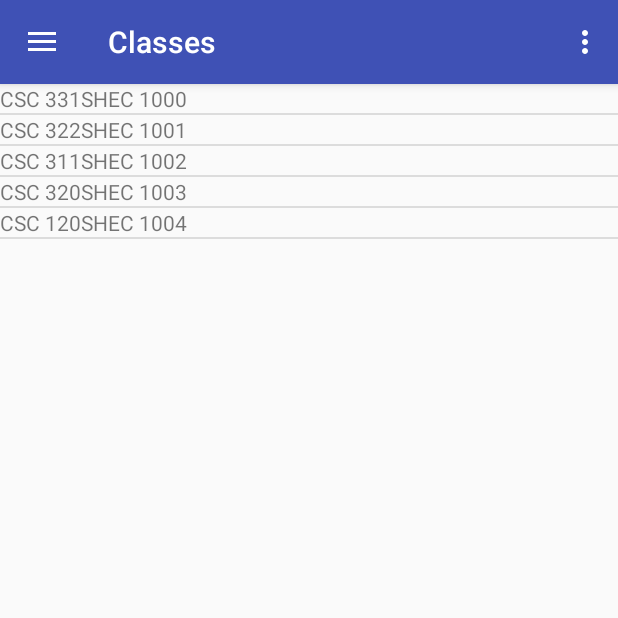
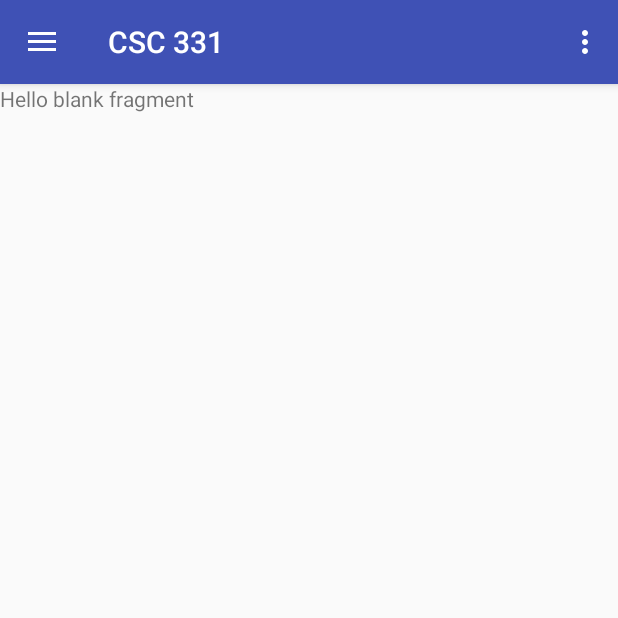
Before and after one commit to rcc1622/BluetoothAttendee, an Android app: the screen it shows after launch (MainActivity), after a tap on "CSC 331", on a phone screen of 412 x 824 dp, the top half of it. Run offline under Robolectric (Android 15) with nearby library versions, the phone set to English and light mode, and no system bars.

Commit message:
Implement ClassFragment.java
Create a basic class fragment and pass in an object to the fragment. Add more comments and formatting.

```diff
--- a/app/src/main/java/com/csc_331_jagwares/bluetoothattendee/ClassEntry.java
+++ b/app/src/main/java/com/csc_331_jagwares/bluetoothattendee/ClassEntry.java
@@ -1,16 +1,25 @@
 package com.csc_331_jagwares.bluetoothattendee;
 
-/**
- * Created by fzlor on 10/2/2017.
- */
 
-public class ClassEntry {
+import android.os.Parcel;
+import android.os.Parcelable;
+
+
+public class ClassEntry implements Parcelable {
 
     private String name;
     private String location;
 
     public ClassEntry(String name, String location){
         this.name = name;
+        this.location = location;
+    }
+
+    void setName(String name) {
+        this.name = name;
+    }
+
+    void setLocation(String location) {
         this.location = location;
     }
 
@@ -21,4 +30,34 @@ public class ClassEntry {
     String getLocation(){
         return this.location;
     }
+
+    protected ClassEntry(Parcel in) {
+        name = in.readString();
+        location = in.readString();
+    }
+
+    @Override
+    public void writeToParcel(Parcel dest, int flags) {
+        dest.writeString(name);
+        dest.writeString(location);
+    }
+
+    @Override
+    public int describeContents() {
+        return 0;
+    }
+
+    @SuppressWarnings("unused")
+    public static final Parcelable.Creator<ClassEntry> CREATOR = new Parcelable.Creator<ClassEntry>() {
+        @Override
+        public ClassEntry createFromParcel(Parcel in) {
+            return new ClassEntry(in);
+        }
+
+        @Override
+        public ClassEntry[] newArray(int size) {
+            return new ClassEntry[size];
+        }
+    };
+
 }
--- a/app/src/main/java/com/csc_331_jagwares/bluetoothattendee/ClassEntryAdapter.java
+++ b/app/src/main/java/com/csc_331_jagwares/bluetoothattendee/ClassEntryAdapter.java
@@ -1,6 +1,6 @@
 package com.csc_331_jagwares.bluetoothattendee;
 
-import android.annotation.SuppressLint;
+
 import android.content.Context;
 import android.support.annotation.NonNull;
 import android.view.LayoutInflater;
@@ -11,39 +11,35 @@ import android.widget.TextView;
 
 import java.util.ArrayList;
 
+
 public class ClassEntryAdapter extends ArrayAdapter {
 
-    private ArrayList<ClassEntry> classes;
+    // Holds the list of classes from the database to be added to the ListView.
+    private ArrayList<ClassEntry> classEntries;
 
     public ClassEntryAdapter(Context context, ArrayList<ClassEntry> classEntries) {
-
         super(context, 0, classEntries);
-        classes = classEntries;
-
+        this.classEntries = classEntries;
     }
 
-    @Override
-    public int getCount() {
-        return super.getCount();
-    }
-
-    @SuppressLint("ViewHolder")
     @NonNull
     @Override
     public View getView(int position, View convertView, @NonNull ViewGroup parent) {
 
-        View v;
         LayoutInflater inflater = (LayoutInflater) getContext().getSystemService(Context.LAYOUT_INFLATER_SERVICE);
-        v = inflater.inflate(R.layout.class_entry, null);
-        ClassEntry c = (ClassEntry) getItem(position);
-        TextView tvClassName = v.findViewById(R.id.tvClassName);
-        TextView tvClassLocation = v.findViewById(R.id.tvClassLocation);
-        if (c != null) {
-            tvClassName.setText(c.getName());
-            tvClassLocation.setText(c.getLocation());
+        View view = inflater.inflate(R.layout.class_entry, null);
+
+        // Set object values to the ListView layout elements.
+        ClassEntry classEntry = (ClassEntry) getItem(position);
+        TextView tvClassName = view.findViewById(R.id.tvClassName);
+        TextView tvClassLocation = view.findViewById(R.id.tvClassLocation);
+
+        if (classEntry != null) {
+            tvClassName.setText(classEntry.getName());
+            tvClassLocation.setText(classEntry.getLocation());
         }
-        return v;
 
+        return view;
     }
 
 }
--- a/app/src/main/java/com/csc_331_jagwares/bluetoothattendee/ClassFragment.java
+++ b/app/src/main/java/com/csc_331_jagwares/bluetoothattendee/ClassFragment.java
@@ -2,6 +2,7 @@ package com.csc_331_jagwares.bluetoothattendee;
 
 
 import android.os.Bundle;
+import android.os.Parcel;
 import android.support.v4.app.Fragment;
 import android.view.LayoutInflater;
 import android.view.View;
@@ -13,17 +14,30 @@ import android.view.ViewGroup;
  */
 public class ClassFragment extends Fragment {
 
+    // This is the class entry that defines the fragment.
+    private ClassEntry classEntry;
 
     public ClassFragment() {
         // Required empty public constructor
     }
 
-
     @Override
     public View onCreateView(LayoutInflater inflater, ViewGroup container,
                              Bundle savedInstanceState) {
         // Inflate the layout for this fragment
-        return inflater.inflate(R.layout.fragment_class, container, false);
+        View view = inflater.inflate(R.layout.fragment_class, container, false);
+
+        // Receive object data from ClassesFragment.
+        classEntry = new ClassEntry(Parcel.obtain());
+        Bundle bundle = this.getArguments();
+        if (bundle != null) {
+            classEntry = bundle.getParcelable("Class Entry");
+        }
+
+        // Set the title of the MainActivity to the class entry name.
+        getActivity().setTitle(classEntry.getName());
+
+        return view;
     }
 
 }
--- a/app/src/main/java/com/csc_331_jagwares/bluetoothattendee/ClassesFragment.java
+++ b/app/src/main/java/com/csc_331_jagwares/bluetoothattendee/ClassesFragment.java
@@ -3,13 +3,12 @@ package com.csc_331_jagwares.bluetoothattendee;
 
 import android.os.Bundle;
 import android.support.v4.app.Fragment;
+import android.support.v4.app.FragmentTransaction;
 import android.view.LayoutInflater;
 import android.view.View;
 import android.view.ViewGroup;
 import android.widget.AdapterView;
-import android.widget.ArrayAdapter;
 import android.widget.ListView;
-import android.widget.Toast;
 
 import java.util.ArrayList;
 
@@ -19,7 +18,8 @@ import java.util.ArrayList;
  */
 public class ClassesFragment extends Fragment {
 
-    ArrayList<ClassEntry> classEntries;
+    // Holds all classes from database.
+    private ArrayList<ClassEntry> classEntries;
 
     public ClassesFragment() {
         // Required empty public constructor
@@ -28,12 +28,14 @@ public class ClassesFragment extends Fragment {
     @Override
     public View onCreateView(LayoutInflater inflater, ViewGroup container,
                              Bundle savedInstanceState) {
+        // Set title of the fragment to "Classes"
         getActivity().setTitle("Classes");
+
         // Inflate the layout for this fragment
         View view = inflater.inflate(R.layout.fragment_classes, container, false);
 
-        // Populate list view with classes.\
-        // This array would come from the db.
+        // Populate list view with classes.
+        // This array would come from the database.
         classEntries = new ArrayList<>();
         ClassEntry class1 = new ClassEntry("CSC 331", "SHEC 1000");
         ClassEntry class2 = new ClassEntry("CSC 322", "SHEC 1001");
@@ -47,32 +49,40 @@ public class ClassesFragment extends Fragment {
         classEntries.add(class4);
         classEntries.add(class5);
 
+        // Add the classes from the ArrayList to the ListView.
         populateListView(view, classEntries);
 
+        // Listen for a ListView entry selection.
         registerClickCallback(view);
 
         return view;
-
     }
 
     private void populateListView(View view, ArrayList<ClassEntry> classes) {
-
         // Create the adapter to convert the array to views
         ClassEntryAdapter adapter = new ClassEntryAdapter(getContext(), classes);
+
         // Attach the adapter to a ListView
         ListView lvClassList = view.findViewById(R.id.lvClassList);
         lvClassList.setAdapter(adapter);
-
     }
 
     private void registerClickCallback(View view) {
-
         ListView list = view.findViewById(R.id.lvClassList);
         list.setOnItemClickListener(new AdapterView.OnItemClickListener() {
             @Override
             public void onItemClick(AdapterView<?> parent, View view, int position, long id) {
-                String selectedData = classEntries.get(position).getName();
-                Toast.makeText(getActivity().getBaseContext(), selectedData, Toast.LENGTH_LONG).show();
+                ClassEntry entry = classEntries.get(position);
+
+                Fragment fragment = new ClassFragment();
+                Bundle bundle = new Bundle();
+                bundle.putParcelable("Class Entry", entry);
+                fragment.setArguments(bundle);
+
+                FragmentTransaction ft = getActivity().getSupportFragmentManager().beginTransaction();
+                ft.replace(R.id.mainLayout, fragment);
+                ft.addToBackStack(null);
+                ft.commit();
             }
         });
     }
--- a/app/src/main/java/com/csc_331_jagwares/bluetoothattendee/MainActivity.java
+++ b/app/src/main/java/com/csc_331_jagwares/bluetoothattendee/MainActivity.java
@@ -1,4 +1,5 @@
 package com.csc_331_jagwares.bluetoothattendee;
+
 
 import android.os.Bundle;
 import android.support.annotation.NonNull;
@@ -13,16 +14,22 @@ import android.support.v7.widget.Toolbar;
 import android.view.Menu;
 import android.view.MenuItem;
 
+
 public class MainActivity extends AppCompatActivity
         implements NavigationView.OnNavigationItemSelectedListener {
 
     @Override
     protected void onCreate(Bundle savedInstanceState) {
         super.onCreate(savedInstanceState);
+
+        // Set the layout for the activity.
         setContentView(R.layout.activity_main);
+
+        // Setup the MainActivity toolbar.
         Toolbar toolbar = (Toolbar) findViewById(R.id.toolbar);
         setSupportActionBar(toolbar);
 
+        // Setup the MainActivity NavigationDrawer
         DrawerLayout drawer = (DrawerLayout) findViewById(R.id.drawer_layout);
         ActionBarDrawerToggle toggle = new ActionBarDrawerToggle(
                 this, drawer, toolbar, R.string.navigation_drawer_open, R.string.navigation_drawer_close);
@@ -42,16 +49,6 @@ public class MainActivity extends AppCompatActivity
     }
 
     @Override
-    public void onBackPressed() {
-        DrawerLayout drawer = (DrawerLayout) findViewById(R.id.drawer_layout);
-        if (drawer.isDrawerOpen(GravityCompat.START)) {
-            drawer.closeDrawer(GravityCompat.START);
-        } else {
-            super.onBackPressed();
-        }
-    }
-
-    @Override
     public boolean onCreateOptionsMenu(Menu menu) {
         // Inflate the menu; this adds items to the action bar if it is present.
         getMenuInflater().inflate(R.menu.main, menu);
@@ -60,12 +57,9 @@ public class MainActivity extends AppCompatActivity
 
     @Override
     public boolean onOptionsItemSelected(MenuItem item) {
-        // Handle action bar item clicks here. The action bar will
-        // automatically handle clicks on the Home/Up button, so long
-        // as you specify a parent activity in AndroidManifest.xml.
+        // Handle action bar item clicks here.
         int id = item.getItemId();
 
-        //noinspection SimplifiableIfStatement
         if (id == R.id.action_settings) {
             return true;
         }
@@ -83,14 +77,12 @@ public class MainActivity extends AppCompatActivity
 
         if (id == R.id.nav_classes) {
             fragment = new ClassesFragment();
-        }
-        else if (id == R.id.nav_reports){
+        } else if (id == R.id.nav_reports){
             fragment = new ReportsFragment();
+        } else if (id == R.id.nav_settings){
+            fragment = new SettingsFragment();
         }
 
-        else if (id == R.id.nav_settings){
-            fragment = new SettingsFragment();
-        }
         // Switch to selected fragment.
         if (fragment != null) {
             FragmentTransaction ft = getSupportFragmentManager().beginTransaction();
@@ -102,4 +94,16 @@ public class MainActivity extends AppCompatActivity
         drawer.closeDrawer(GravityCompat.START);
         return true;
     }
+
+    @Override
+    public void onBackPressed() {
+        // Handle input from the back button.
+        DrawerLayout drawer = (DrawerLayout) findViewById(R.id.drawer_layout);
+        if (drawer.isDrawerOpen(GravityCompat.START)) {
+            drawer.closeDrawer(GravityCompat.START);
+        } else {
+            super.onBackPressed();
+        }
+    }
+
 }
--- a/app/src/main/java/com/csc_331_jagwares/bluetoothattendee/SettingsFragment.java
+++ b/app/src/main/java/com/csc_331_jagwares/bluetoothattendee/SettingsFragment.java
@@ -1,12 +1,10 @@
 package com.csc_331_jagwares.bluetoothattendee;
-
 
 import android.os.Bundle;
 import android.support.v4.app.Fragment;
 import android.view.LayoutInflater;
 import android.view.View;
 import android.view.ViewGroup;
-
 
 /**
  * A simple {@link Fragment} subclass.
```
